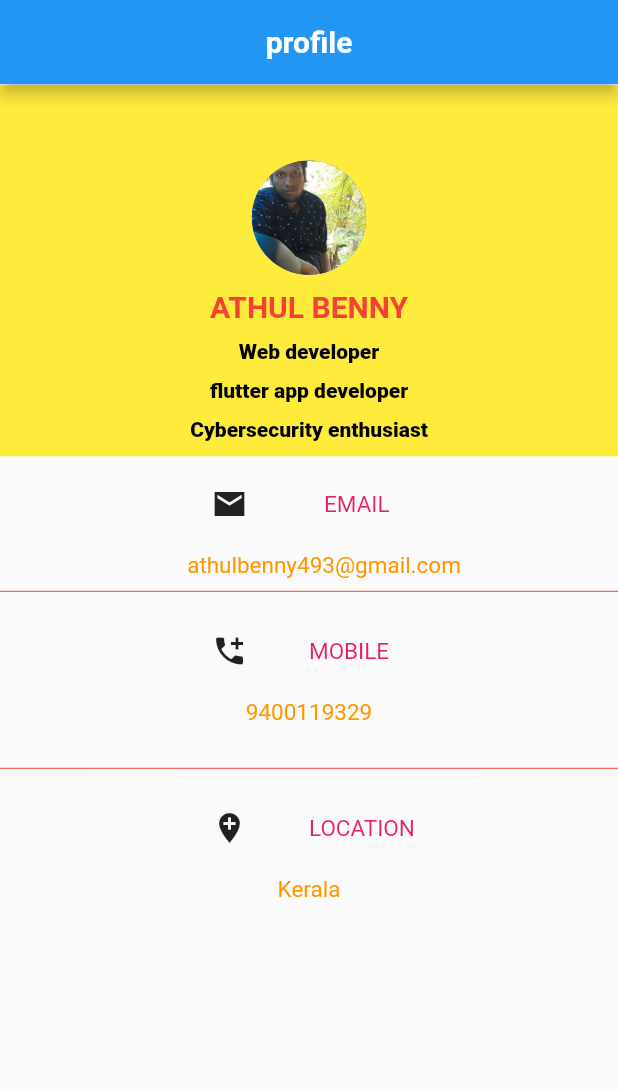
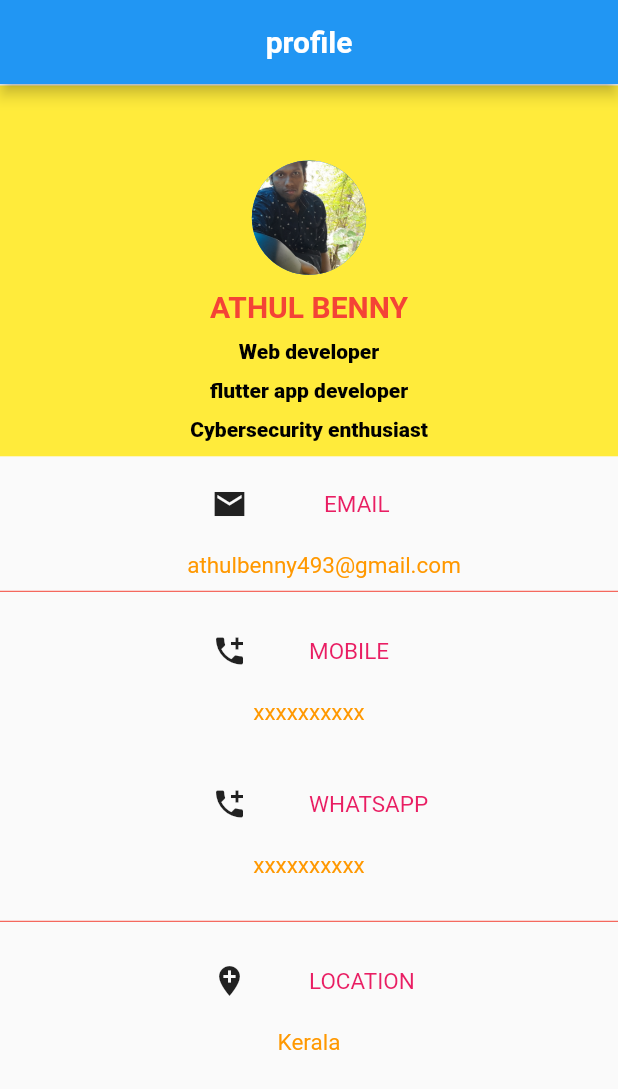
Before and after one commit to athulbenny/myportfolio, a Flutter app: the screen it shows after launch, on a phone screen of 412 x 824 dp. Shown: the top 1089 px of the screen. Run offline on Flutter 3.47's test engine with Material 2 defaults, Android fonts, the phone set to English and light mode, and no system bars.

Commit message:
Update portfolio.dart
changed some necessary codes

```diff
--- a/lib/portfolio.dart
+++ b/lib/portfolio.dart
@@ -155,7 +155,7 @@ class _ProfilePageState extends State<ProfilePage>{
                   ),
                   Padding(
                     padding: const EdgeInsets.fromLTRB(20, 20.0, 20.0, 20.0),
-                    child: Center(child: Text('9400119329',
+                    child: Center(child: Text('xxxxxxxxxx',
                       style:TextStyle(
                       color: Colors.orange,
                       fontSize: 15.0,
@@ -163,6 +163,41 @@ class _ProfilePageState extends State<ProfilePage>{
                   ),
                 ],
               ),
+
+              Column(
+                crossAxisAlignment: CrossAxisAlignment.start,
+                children: [
+                  Row(
+                    children: [
+                      Expanded(
+                        child: Padding(
+                          padding: const EdgeInsets.fromLTRB(100, 20, 0.0, 0.0),
+                          child: Icon(Icons.add_call,),
+                        ),
+                      ),
+                      Expanded(
+                        child: Padding(
+                          padding: const EdgeInsets.fromLTRB(0.0, 20, 0.0, 0.0),
+                          child: Text('WHATSAPP',
+                            style:TextStyle(
+                            color: Colors.pink,
+                            fontSize: 15.0,
+                          ),),
+                        ),
+                      ),
+                    ],
+                  ),
+                  Padding(
+                    padding: const EdgeInsets.fromLTRB(20, 20.0, 20.0, 20.0),
+                    child: Center(child: Text('xxxxxxxxxx',
+                      style:TextStyle(
+                      color: Colors.orange,
+                      fontSize: 15.0,
+                    ),)),
+                  ),
+                ],
+              ),
+
 
               Divider(color: Colors.red,),
 
```
